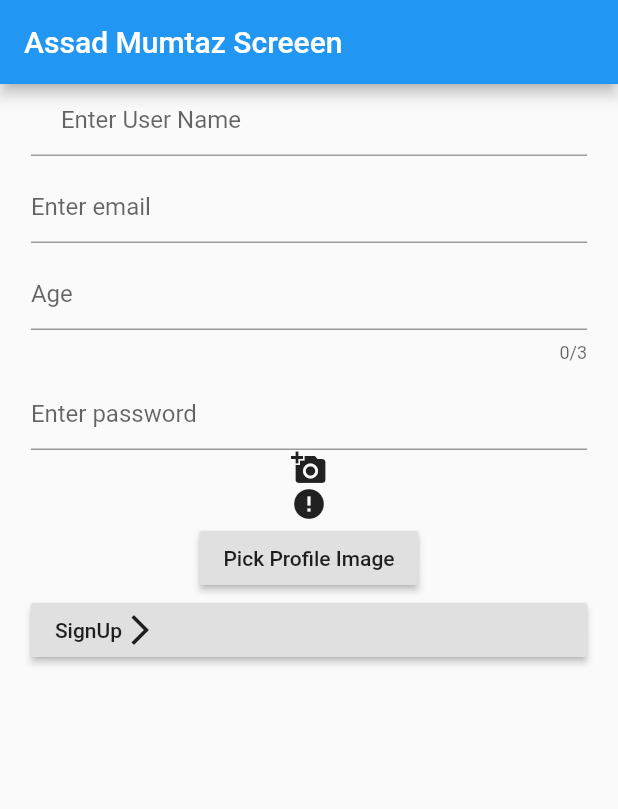
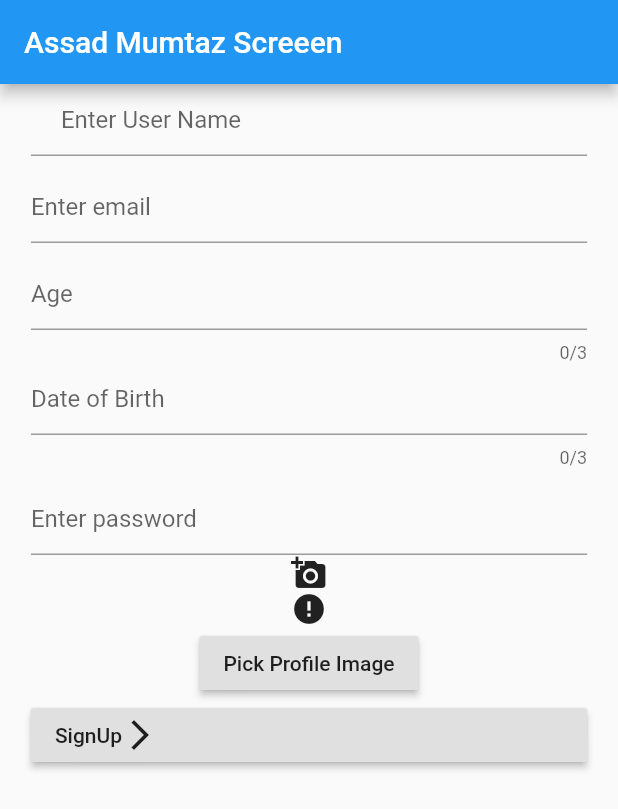
Before and after one commit to kashifg4171/demo_app, a Flutter app: the screen it shows after launch, on a phone screen of 412 x 824 dp. Shown: the top 809 px of the screen. Run offline on Flutter 3.47's test engine with Material 2 defaults, Android fonts, the phone set to English and light mode, and no system bars; drawn by our look-alikes of cached_network_image; our stand-ins replace fluttertoast, image_picker, modal_progress_hud; network calls fail.

Commit message:
18Jun2020
18Jun2020

```diff
--- a/lib/signInscreen.dart
+++ b/lib/signInscreen.dart
@@ -5,6 +5,7 @@ import 'package:flutter/material.dart';
 import 'package:flutter/services.dart';
 import 'package:fluttertoast/fluttertoast.dart';
 import 'package:image_picker/image_picker.dart';
+import 'package:modal_progress_hud/modal_progress_hud.dart';
 
 class SinginScreen extends StatefulWidget {
   String previousName;
@@ -21,9 +22,14 @@ class SinginScreenState extends State<SinginScreen> {
   final email=TextEditingController();
   final ageController=TextEditingController();
   final passwordController=TextEditingController();
-
+  final dateOfBirthController=TextEditingController();
+  List<String> months=['','Jan', 'Feb', 'Mar', 'Apr', 'May', 'Jun', 'Jul', 'Aug', 'Sep', 'Oct', 'NOv','Dec'];
+  Set<String> set1={'Value1'};
+  Map<String, int> nameAge={};
+  DateTime dateOfBirth;
   File _image;
   final picker = ImagePicker();
+  bool isLoading;
 
   Future getImage() async {
     final pickedFile = await picker.getImage(source: ImageSource.gallery);
@@ -34,18 +40,25 @@ class SinginScreenState extends State<SinginScreen> {
   }
 
   @override
+  void initState() {
+    isLoading=false;
+    super.initState();
+  }
+
+  @override
   Widget build(BuildContext context) {
 
 
     return Scaffold(
       appBar: AppBar(title: Text('${widget.previousName} Screeen'),),
       body:
-        SingleChildScrollView(
+        ModalProgressHUD(
+          inAsyncCall: isLoading,
+          dismissible: true,
+          child: SingleChildScrollView(
             child: Align(
               alignment: Alignment.center,
               child: Container(
-
-
                 width: MediaQuery.of(context).size.width * 0.9,
                 child: Column(
                   mainAxisAlignment: MainAxisAlignment.center,
@@ -96,6 +109,32 @@ class SinginScreenState extends State<SinginScreen> {
 
                           ),
                         ),
+                        TextFormField(
+                          onTap: (){
+                            showDatePicker(
+                              context: context,
+                              initialDate: DateTime.now(),
+                              firstDate: DateTime.now(),
+                              lastDate: DateTime(2021),
+                              ).then((value) {
+                                setState((){
+                                  isLoading=true;
+                                });
+                                dateOfBirth=value;
+                                dateOfBirthController.text='${value.day}-${months[value.month]}-${value.year}';
+                              });
+                          },
+                          controller: dateOfBirthController,
+                          keyboardType: TextInputType.number,
+                          inputFormatters: [
+                            WhitelistingTextInputFormatter.digitsOnly
+                          ],
+                          maxLength: 3,
+                          decoration: InputDecoration(
+                            hintText: "Date of Birth",
+
+                          ),
+                        ),
                         SizedBox(height: 10,),
                         TextFormField(
                           controller: passwordController,
@@ -142,10 +181,20 @@ class SinginScreenState extends State<SinginScreen> {
                   ),
                   RaisedButton(
                     onPressed: (){
-                    print('''
-                    User Name: ${userName.text},
-                    Email : ${email.text}
-                    ''');
+                      setState(() {
+                        isLoading=true;
+                      });
+                      Future.delayed(Duration(seconds: 10),(){
+                        setState(() {
+                          isLoading=false;
+                        });
+                      });
+                      nameAge.addAll({"${userName.text}":int.parse('${ageController.text}'),});
+                      print(nameAge);
+                      // print('''
+                      // User Name: ${userName.text},
+                      // Email : ${email.text}
+                      // ''');
 
                       // FormState fs=fkey.currentState;
                       if(userName.text.isNotEmpty){
@@ -174,6 +223,7 @@ class SinginScreenState extends State<SinginScreen> {
                 ],),
               ),
             ),
+          ),
         )
     );
   }
--- a/pubspec.yaml
+++ b/pubspec.yaml
@@ -31,6 +31,8 @@ dependencies:
   fluttertoast: ^4.0.1
   image_picker: ^0.6.7+2
   cached_network_image: ^2.2.0+1
+  intl: ^0.16.1
+  modal_progress_hud: ^0.1.3
 
 dev_dependencies:
   flutter_test:
```
Also changed, not shown: pubspec.lock. Lines whose indentation alone changed are shown as unchanged.
